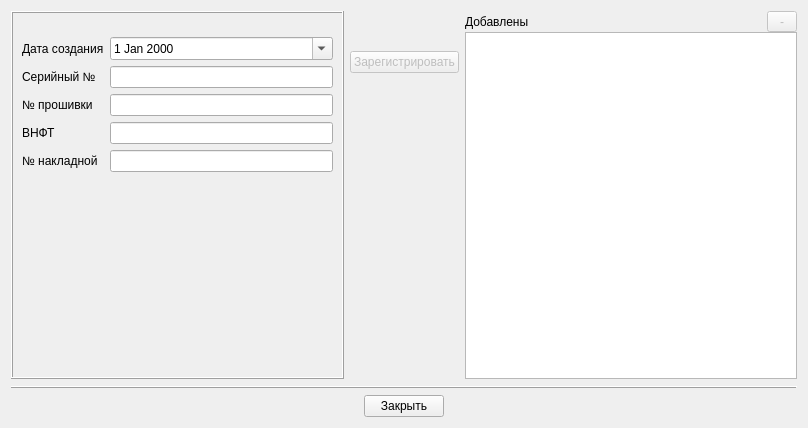
Qt form Remont/platewindow.ui (AlexeyScherbakov2021/Remont2) before a commit.
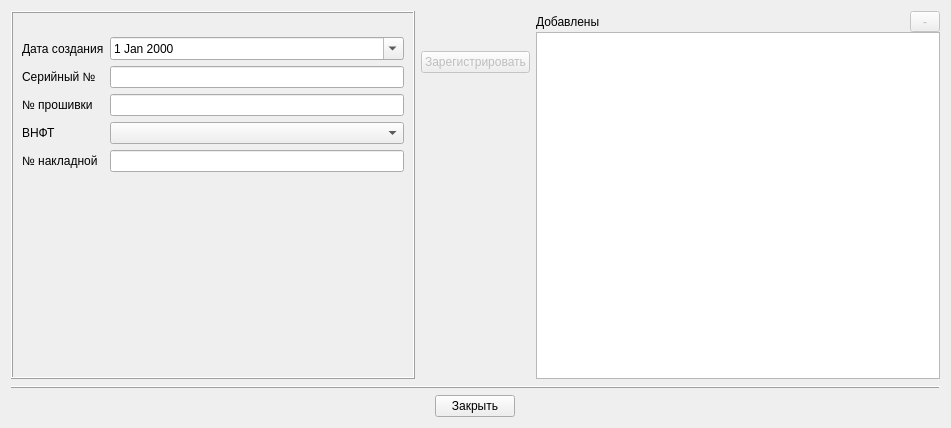
The same form after that commit. Icons and pictures are not drawn.

```diff
--- a/Remont/platewindow.ui
+++ b/Remont/platewindow.ui
@@ -6,7 +6,7 @@
    <rect>
     <x>0</x>
     <y>0</y>
-    <width>808</width>
+    <width>951</width>
     <height>428</height>
    </rect>
   </property>
@@ -69,9 +69,6 @@
           </property>
          </widget>
         </item>
-        <item row="3" column="1">
-         <widget class="QLineEdit" name="leVNFT"/>
-        </item>
         <item row="4" column="0">
          <widget class="QLabel" name="label_5">
           <property name="text">
@@ -95,6 +92,31 @@
           </property>
          </spacer>
         </item>
+        <item row="3" column="1">
+         <widget class="QComboBox" name="cbVNFT">
+          <property name="sizePolicy">
+           <sizepolicy hsizetype="Preferred" vsizetype="Fixed">
+            <horstretch>0</horstretch>
+            <verstretch>0</verstretch>
+           </sizepolicy>
+          </property>
+          <property name="maximumSize">
+           <size>
+            <width>350</width>
+            <height>16777215</height>
+           </size>
+          </property>
+          <property name="editable">
+           <bool>false</bool>
+          </property>
+          <property name="sizeAdjustPolicy">
+           <enum>QComboBox::SizeAdjustPolicy::AdjustToContents</enum>
+          </property>
+          <property name="minimumContentsLength">
+           <number>0</number>
+          </property>
+         </widget>
+        </item>
        </layout>
       </widget>
      </item>
```
